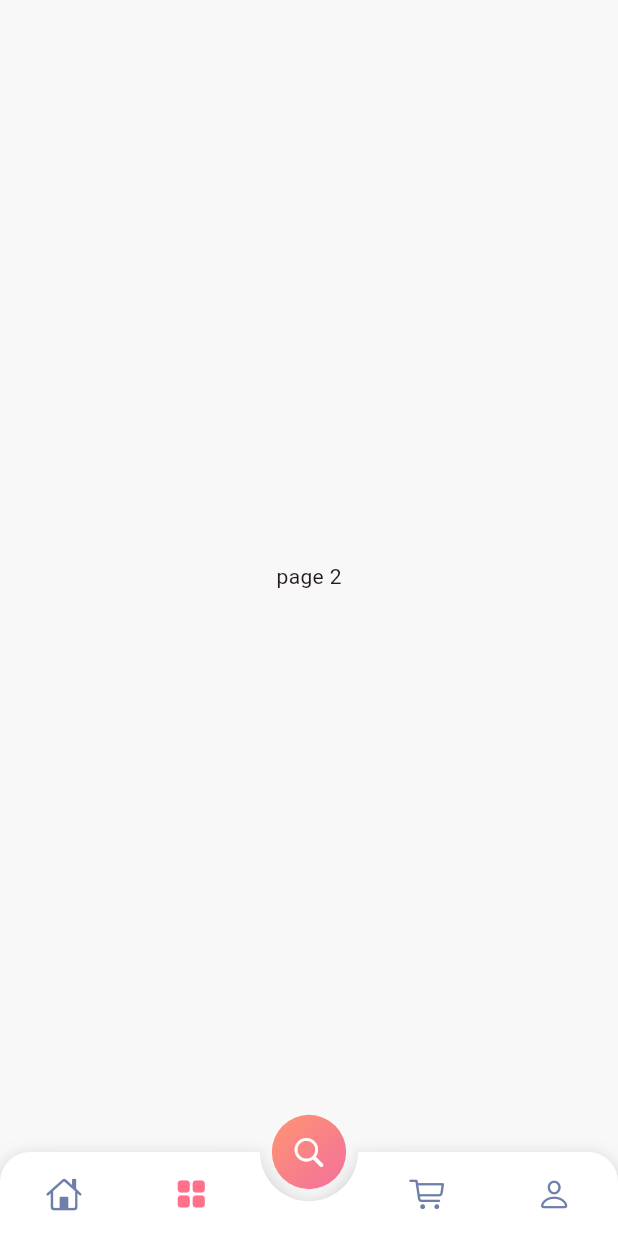
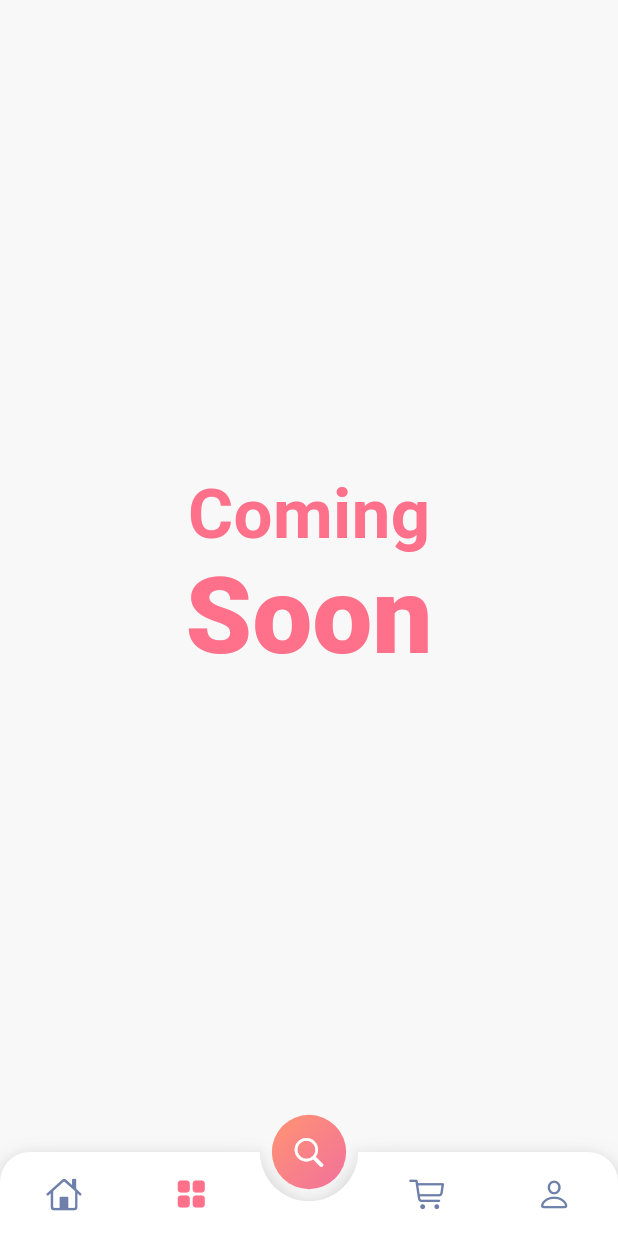
Before and after one commit to diptadassuvo/dokan_app, a Flutter app: the HomeView screen opened by its route, item 2 of the bottom bar chosen, on a phone screen of 412 x 824 dp. Run offline on Flutter 3.47's test engine with Material 3 defaults, Android fonts, the light colour scheme and no system bars; drawn by our look-alikes of animated_bottom_navigation_bar; our stand-ins replace bloc, dartz, dio, flutter_bloc, flutter_hooks, flutter_screenutil and 5 more; accounts and stored records are empty; generated files the repository leaves out were written again.

Commit message:
fix: cart coming soon demo view add

```diff
--- /dev/null
+++ b/lib/module/home/cart/presentation/cart_view.dart
@@ -0,0 +1,36 @@
+import 'package:flutter/material.dart';
+import 'package:flutter_screenutil/flutter_screenutil.dart';
+
+class CartView extends StatelessWidget {
+  const CartView({super.key});
+
+  @override
+  Widget build(BuildContext context) {
+    return Center(
+      child: Column(
+        crossAxisAlignment: CrossAxisAlignment.center,
+        mainAxisAlignment: MainAxisAlignment.center,
+        children: [
+          Text(
+            'Coming',
+            style: TextStyle(
+              fontSize: 48.sp,
+              height: 0,
+              fontWeight: FontWeight.w700,
+              color: const Color(0xffFF708A),
+            ),
+          ),
+          Text(
+            'Soon',
+            style: TextStyle(
+              fontSize: 74.sp,
+              height: 0,
+              fontWeight: FontWeight.w900,
+              color: const Color(0xffFF708A),
+            ),
+          ),
+        ],
+      ),
+    );
+  }
+}
--- a/lib/module/home/home_view.dart
+++ b/lib/module/home/home_view.dart
@@ -1,4 +1,5 @@
 import 'package:animated_bottom_navigation_bar/animated_bottom_navigation_bar.dart';
+import 'package:dokan_app/module/home/cart/presentation/cart_view.dart';
 import 'package:dokan_app/module/home/product/presentation/products_view.dart';
 import 'package:dokan_app/module/home/profile/presentation/profile_view.dart';
 import 'package:flutter/cupertino.dart';
@@ -15,8 +16,8 @@ class HomeView extends HookWidget {
     final homeIndex = useState(0);
     final homePages = [
       const ProductsView(),
-      const Center(child: Text('page 2')),
-      const Center(child: Text('Cart Page')),
+      const CartView(),
+      const CartView(),
       const ProfileView(),
     ];
     return Scaffold(
```
